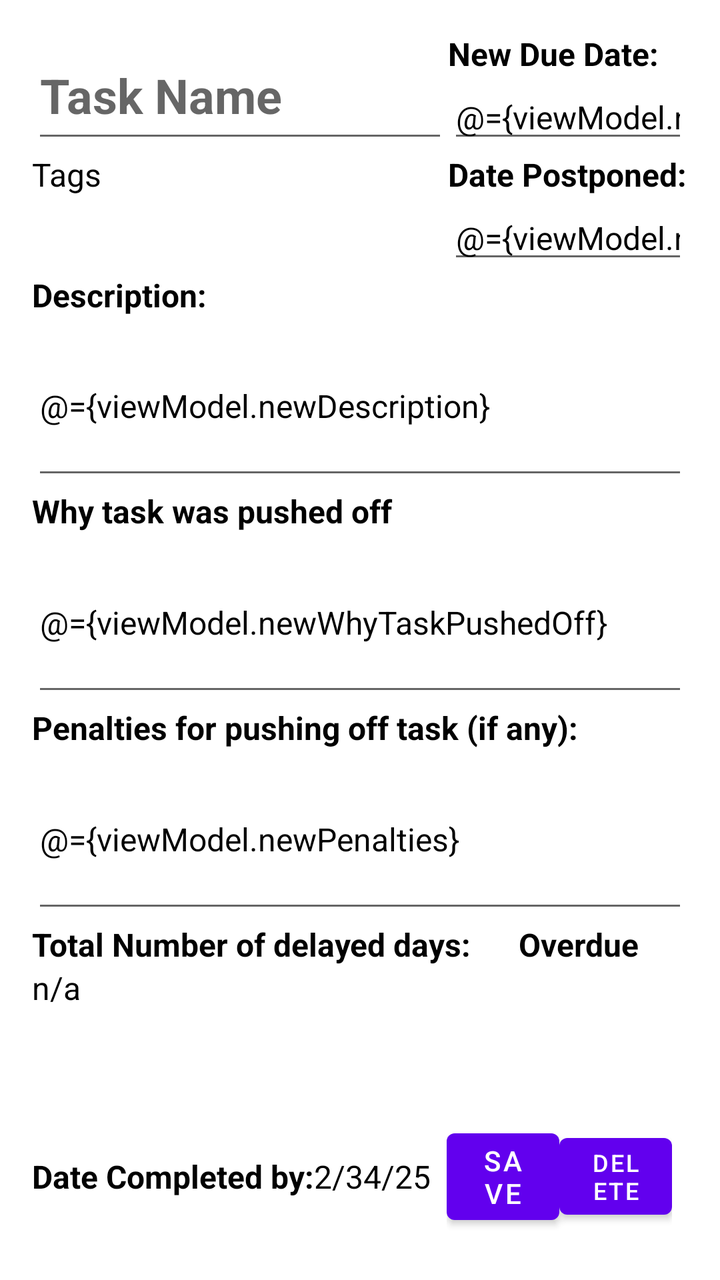
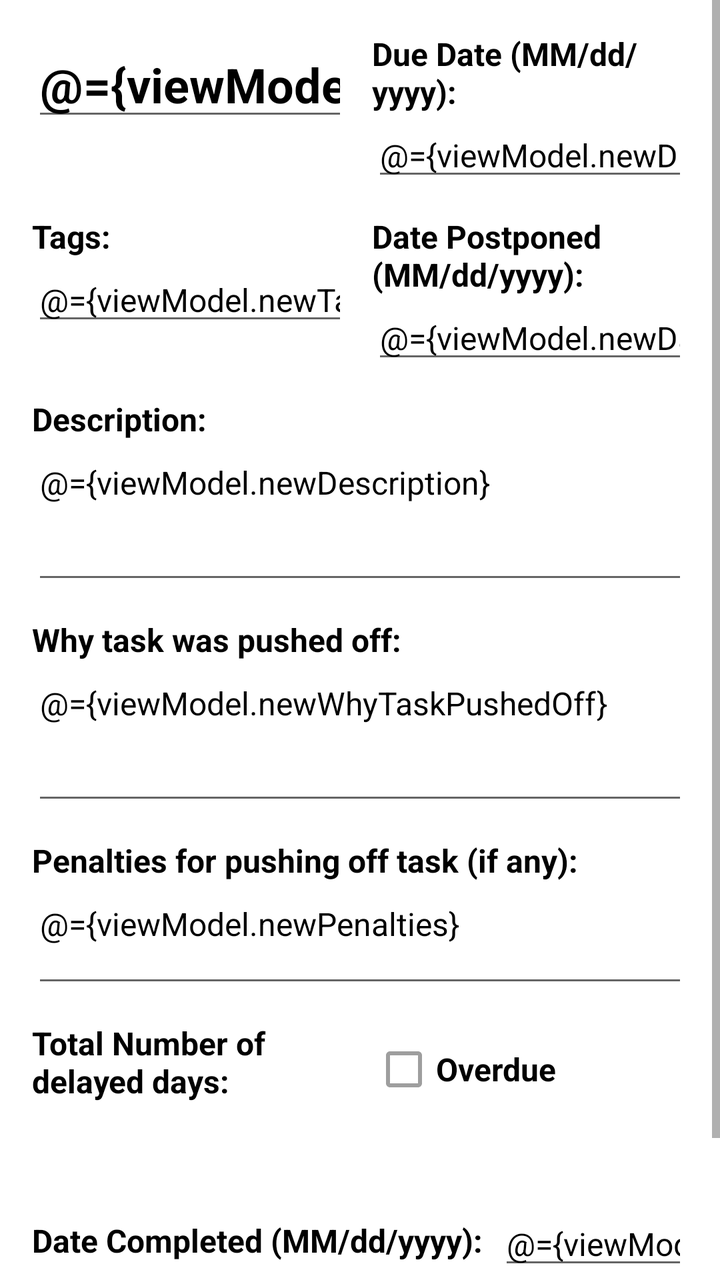

Before-and-after screenshots of an Android layout around one commit, followed by the original layout XML and the change that was made.
<!-- AndroidManifest.xml: application theme Theme.FutureMe -->
<!-- res/layout/fragment_add_edit_task.xml -->
<?xml version="1.0" encoding="utf-8"?>
<layout xmlns:android="http://schemas.android.com/apk/res/android"
    xmlns:tools="http://schemas.android.com/tools"
    tools:context=".addEditTaskFragment">

    <data>
        
        <variable
            name="viewModel"
            type="com.example.futureme.TasksViewModel" />
    </data>

    <LinearLayout
        android:layout_width="match_parent"
        android:layout_height="match_parent"
        android:orientation="vertical"
        android:padding="16dp">

        <LinearLayout
            android:layout_width="match_parent"
            android:layout_height="wrap_content"
            android:orientation="horizontal">

            
            <EditText
                android:id="@+id/addEditTaskName"
                android:layout_width="wrap_content"
                android:layout_height="match_parent"
                android:maxWidth="120dp"
                android:layout_weight="1"
                android:textStyle="bold"
                android:textSize="24sp"
                android:textColor="@color/black"
                android:inputType="text"
                android:hint="Task Name"
                android:text="@{viewModel.newTaskName}" />

            <LinearLayout
                android:layout_width="wrap_content"
                android:layout_height="wrap_content"
                android:orientation="vertical"
                android:minWidth="120dp">

                
                <TextView
                    android:layout_width="wrap_content"
                    android:layout_height="wrap_content"
                    android:layout_weight="1"
                    android:textStyle="bold"
                    android:textSize="16sp"
                    android:textColor="@color/black"
                    android:text="New Due Date:" />

                
                <EditText
                    android:id="@+id/addEditNewDueDate"
                    android:layout_width="match_parent"
                    android:layout_height="match_parent"
                    android:textStyle="normal"
                    android:textSize="16sp"
                    android:textColor="@color/black"
                    android:inputType="text"
                    android:hint="New Due Date"
                    android:text="@={viewModel.newDueDate}" />

            </LinearLayout>
        </LinearLayout>

        <LinearLayout
            android:layout_width="match_parent"
            android:layout_height="wrap_content"
            android:orientation="horizontal">

            
            <TextView
                android:id="@+id/tags"
                android:layout_width="match_parent"
                android:layout_height="match_parent"
                android:layout_weight="1"
                android:textStyle="normal"
                android:textSize="16sp"
                android:textColor="@color/black"
                android:text="Tags"/>

            <LinearLayout
                android:layout_width="wrap_content"
                android:layout_height="wrap_content"
                android:orientation="vertical"
                android:minWidth="120dp">

                
                <TextView
                    android:layout_width="wrap_content"
                    android:layout_height="wrap_content"
                    android:layout_weight="1"
                    android:textStyle="bold"
                    android:textSize="16sp"
                    android:textColor="@color/black"
                    android:text="Date Postponed:" />

                
                <EditText
                    android:id="@+id/datePostponed"
                    android:layout_width="match_parent"
                    android:layout_height="match_parent"
                    android:textStyle="normal"
                    android:textSize="16sp"
                    android:textColor="@color/black"
                    android:inputType="text"
                    android:hint="Date Postponed"
                    android:text="@={viewModel.newDatePostponed}" />

            </LinearLayout>

        </LinearLayout>

        
        <TextView
            android:layout_width="match_parent"
            android:layout_height="wrap_content"
            android:layout_weight="0"
            android:textStyle="bold"
            android:textSize="16sp"
            android:textColor="@color/black"
            android:text="Description:" />

        
        <EditText
            android:id="@+id/addEditDescription"
            android:layout_width="match_parent"
            android:layout_height="wrap_content"
            android:layout_weight="1"
            android:textStyle="normal"
            android:textSize="16sp"
            android:textColor="@color/black"
            android:inputType="textMultiLine"
            android:hint="Description goes here..."
            android:text="@={viewModel.newDescription}" />

        
        <TextView
            android:layout_width="match_parent"
            android:layout_height="wrap_content"
            android:layout_weight="0"
            android:textStyle="bold"
            android:textSize="16sp"
            android:textColor="@color/black"
            android:text="Why task was pushed off" />

        
        <EditText
            android:id="@+id/addEditWhyTaskPushedOff"
            android:layout_width="match_parent"
            android:layout_height="wrap_content"
            android:layout_weight="1"
            android:textStyle="normal"
            android:textSize="16sp"
            android:textColor="@color/black"
            android:inputType="textMultiLine"
            android:hint="Why task was pushed off"
            android:text="@={viewModel.newWhyTaskPushedOff}" />

        
        <TextView
            android:layout_width="match_parent"
            android:layout_height="wrap_content"
            android:layout_weight="0"
            android:textStyle="bold"
            android:textSize="16sp"
            android:textColor="@color/black"
            android:text="Penalties for pushing off task (if any):" />

        
        <EditText
            android:id="@+id/addEditPenalties"
            android:layout_width="match_parent"
            android:layout_height="wrap_content"
            android:layout_weight="1"
            android:textStyle="normal"
            android:textSize="16sp"
            android:textColor="@color/black"
            android:hint="Penalties for pushing off task (if any)"
            android:inputType="textMultiLine"
            android:text="@={viewModel.newPenalties}" />

        <LinearLayout
            android:layout_width="match_parent"
            android:layout_height="wrap_content"
            android:orientation="horizontal"
            android:layout_weight="1">

            <LinearLayout
                android:layout_width="wrap_content"
                android:layout_height="wrap_content"
                android:orientation="vertical"
                android:layout_weight="1">

                
                <TextView
                    android:layout_width="wrap_content"
                    android:layout_height="wrap_content"
                    android:textStyle="bold"
                    android:textSize="16sp"
                    android:textColor="@color/black"
                    android:text="Total Number of delayed days:" />

                
                <TextView
                    android:id="@+id/numDaysDelayed"
                    android:layout_width="match_parent"
                    android:layout_height="wrap_content"
                    android:layout_weight="1"
                    android:textStyle="normal"
                    android:textSize="16sp"
                    android:textColor="@color/black"
                    android:text="n/a" />
            </LinearLayout>

            
            <TextView
                android:id="@+id/overdueStatus"
                android:layout_width="wrap_content"
                android:layout_height="wrap_content"
                android:layout_weight="1"
                android:textStyle="bold"
                android:textSize="16sp"
                android:textColor="@color/black"
                android:text="Overdue"/>
        </LinearLayout>

        <LinearLayout
            android:layout_width="match_parent"
            android:layout_height="wrap_content"
            android:orientation="horizontal">

            
            <TextView
                android:layout_width="wrap_content"
                android:layout_height="wrap_content"
                android:layout_weight="0"
                android:layout_gravity="center_vertical"
                android:textStyle="bold"
                android:textSize="16sp"
                android:textColor="@color/black"
                android:text="Date Completed by:"/>

            
            <TextView
                android:id="@+id/dateCompleted"
                android:layout_width="wrap_content"
                android:layout_height="wrap_content"
                android:layout_weight="0"
                android:layout_gravity="center_vertical"
                android:textStyle="normal"
                android:textSize="16sp"
                android:textColor="@color/black"
                android:text="2/34/25"/>

            <LinearLayout
                android:layout_width="wrap_content"
                android:layout_height="wrap_content"
                android:padding="8dp"
                android:orientation="horizontal">

                
                <Button
                    android:id="@+id/saveButton"
                    android:layout_width="0dp"
                    android:layout_height="wrap_content"
                    android:layout_weight="1"
                    android:layout_gravity="center"
                    android:text="Save"
                    android:onClick="@{()->viewModel.addTask()}"/>

                
                <Button
                    android:id="@+id/deleteButton"
                    android:layout_width="0dp"
                    android:layout_height="wrap_content"
                    android:layout_weight="1"
                    android:layout_gravity="center"
                    android:textSize="12sp"
                    android:text="Delete" />

            </LinearLayout>
        </LinearLayout>
    </LinearLayout>
</layout>
<!-- resources referenced by this layout -->
<resources>
  <color name="black">#FF000000</color>
  <style name="Theme.FutureMe" parent="Base.Theme.FutureMe" />
  <style name="Base.Theme.FutureMe" parent="Theme.MaterialComponents.DayNight.NoActionBar">
          
          
      </style>
</resources>

<!-- the commit's change to res/layout/fragment_add_edit_task.xml (unified diff, before → after) -->
@@ -1,288 +1,301 @@
 <?xml version="1.0" encoding="utf-8"?>
 <layout xmlns:android="http://schemas.android.com/apk/res/android"
-    xmlns:tools="http://schemas.android.com/tools"
-    tools:context=".addEditTaskFragment">
+    xmlns:tools="http://schemas.android.com/tools">
 
     <data>
-        
         <variable
             name="viewModel"
             type="com.example.futureme.TasksViewModel" />
     </data>
 
-    <LinearLayout
+    <ScrollView
         android:layout_width="match_parent"
         android:layout_height="match_parent"
-        android:orientation="vertical"
-        android:padding="16dp">
+        tools:context=".AddEditTaskFragment">
 
         <LinearLayout
             android:layout_width="match_parent"
             android:layout_height="wrap_content"
-            android:orientation="horizontal">
-
-            
+            android:orientation="vertical"
+            android:padding="16dp">
+
+            
+            <LinearLayout
+                android:layout_width="match_parent"
+                android:layout_height="wrap_content"
+                android:orientation="horizontal"
+                android:layout_marginBottom="12dp">
+
+                <EditText
+                    android:id="@+id/addEditTaskName"
+                    android:layout_width="0dp"
+                    android:layout_height="wrap_content"
+                    android:layout_weight="1"
+                    android:layout_marginEnd="12dp"
+                    android:hint="Task Name"
+                    android:inputType="text"
+                    android:text="@={viewModel.newTaskName}"
+                    android:textColor="@color/black"
+                    android:textSize="24sp"
+                    android:textStyle="bold" />
+
+                <LinearLayout
+                    android:layout_width="0dp"
+                    android:layout_height="wrap_content"
+                    android:layout_weight="1"
+                    android:orientation="vertical">
+
+                    <TextView
+                        android:layout_width="wrap_content"
+                        android:layout_height="wrap_content"
+                        android:text="Due Date (MM/dd/yyyy):"
+                        android:textColor="@color/black"
+                        android:textSize="16sp"
+                        android:textStyle="bold" />
+
+                    <EditText
+                        android:id="@+id/addEditNewDueDate"
+                        android:layout_width="match_parent"
+                        android:layout_height="wrap_content"
+                        android:hint="03/24/2026"
+                        android:inputType="text"
+                        android:text="@={viewModel.newDueDate}"
+                        android:textColor="@color/black"
+                        android:textSize="16sp" />
+                </LinearLayout>
+            </LinearLayout>
+
+            
+            <LinearLayout
+                android:layout_width="match_parent"
+                android:layout_height="wrap_content"
+                android:orientation="horizontal"
+                android:layout_marginBottom="12dp">
+
+                <LinearLayout
+                    android:layout_width="0dp"
+                    android:layout_height="wrap_content"
+                    android:layout_weight="1"
+                    android:orientation="vertical"
+                    android:layout_marginEnd="12dp">
+
+                    <TextView
+                        android:layout_width="wrap_content"
+                        android:layout_height="wrap_content"
+                        android:text="Tags:"
+                        android:textColor="@color/black"
+                        android:textSize="16sp"
+                        android:textStyle="bold" />
+
+                    <EditText
+                        android:id="@+id/addEditTags"
+                        android:layout_width="match_parent"
+                        android:layout_height="wrap_content"
+                        android:hint="Tags"
+                        android:inputType="text"
+                        android:text="@={viewModel.newTags}"
+                        android:textColor="@color/black"
+                        android:textSize="16sp" />
+                </LinearLayout>
+
+                <LinearLayout
+                    android:layout_width="0dp"
+                    android:layout_height="wrap_content"
+                    android:layout_weight="1"
+                    android:orientation="vertical">
+
+                    <TextView
+                        android:layout_width="wrap_content"
+                        android:layout_height="wrap_content"
+                        android:text="Date Postponed (MM/dd/yyyy):"
+                        android:textColor="@color/black"
+                        android:textSize="16sp"
+                        android:textStyle="bold" />
+
+                    <EditText
+                        android:id="@+id/datePostponed"
+                        android:layout_width="match_parent"
+                        android:layout_height="wrap_content"
+                        android:hint="03/30/2026"
+                        android:inputType="text"
+                        android:text="@={viewModel.newDatePostponed}"
+                        android:textColor="@color/black"
+                        android:textSize="16sp" />
+                </LinearLayout>
+            </LinearLayout>
+
+            
+            <TextView
+                android:layout_width="match_parent"
+                android:layout_height="wrap_content"
+                android:text="Description:"
+                android:textColor="@color/black"
+                android:textSize="16sp"
+                android:textStyle="bold" />
+
             <EditText
-                android:id="@+id/addEditTaskName"
-                android:layout_width="wrap_content"
-                android:layout_height="match_parent"
-                android:maxWidth="120dp"
-                android:layout_weight="1"
-                android:textStyle="bold"
-                android:textSize="24sp"
-                android:textColor="@color/black"
-                android:inputType="text"
-                android:hint="Task Name"
-                android:text="@{viewModel.newTaskName}" />
-
-            <LinearLayout
-                android:layout_width="wrap_content"
-                android:layout_height="wrap_content"
-                android:orientation="vertical"
-                android:minWidth="120dp">
-
-                
+                android:id="@+id/addEditDescription"
+                android:layout_width="match_parent"
+                android:layout_height="wrap_content"
+                android:layout_marginBottom="12dp"
+                android:gravity="top|start"
+                android:hint="Description goes here..."
+                android:inputType="textMultiLine"
+                android:minLines="3"
+                android:text="@={viewModel.newDescription}"
+                android:textColor="@color/black"
+                android:textSize="16sp" />
+
+            
+            <TextView
+                android:layout_width="match_parent"
+                android:layout_height="wrap_content"
+                android:text="Why task was pushed off:"
+                android:textColor="@color/black"
+                android:textSize="16sp"
+                android:textStyle="bold" />
+
+            <EditText
+                android:id="@+id/addEditWhyTaskPushedOff"
+                android:layout_width="match_parent"
+                android:layout_height="wrap_content"
+                android:layout_marginBottom="12dp"
+                android:gravity="top|start"
+                android:hint="Why task was pushed off"
+                android:inputType="textMultiLine"
+                android:minLines="3"
+                android:text="@={viewModel.newWhyTaskPushedOff}"
+                android:textColor="@color/black"
+                android:textSize="16sp" />
+
+            
+            <TextView
+                android:layout_width="match_parent"
+                android:layout_height="wrap_content"
+                android:text="Penalties for pushing off task (if any):"
+                android:textColor="@color/black"
+                android:textSize="16sp"
+                android:textStyle="bold" />
+
+            <EditText
+                android:id="@+id/addEditPenalties"
+                android:layout_width="match_parent"
+                android:layout_height="wrap_content"
+                android:layout_marginBottom="12dp"
+                android:gravity="top|start"
+                android:hint="Penalties for pushing off task (if any)"
+                android:inputType="textMultiLine"
+                android:minLines="2"
+                android:text="@={viewModel.newPenalties}"
+                android:textColor="@color/black"
+                android:textSize="16sp" />
+
+            
+            <LinearLayout
+                android:layout_width="match_parent"
+                android:layout_height="wrap_content"
+                android:orientation="horizontal"
+                android:layout_marginBottom="12dp">
+
+                <LinearLayout
+                    android:layout_width="0dp"
+                    android:layout_height="wrap_content"
+                    android:layout_weight="1"
+                    android:orientation="vertical"
+                    android:layout_marginEnd="12dp">
+
+                    <TextView
+                        android:layout_width="wrap_content"
+                        android:layout_height="wrap_content"
+                        android:text="Total Number of delayed days:"
+                        android:textColor="@color/black"
+                        android:textSize="16sp"
+                        android:textStyle="bold" />
+
+                    
+                    <TextView
+                        android:id="@+id/numDaysDelayed"
+                        android:layout_width="match_parent"
+                        android:layout_height="wrap_content"
+                        android:paddingTop="8dp"
+                        android:paddingBottom="8dp"
+                        android:text="@{viewModel.newNumDaysDelayed}"
+                        android:textColor="@color/black"
+                        android:textSize="16sp" />
+                </LinearLayout>
+
+                <LinearLayout
+                    android:layout_width="0dp"
+                    android:layout_height="wrap_content"
+                    android:layout_weight="1"
+                    android:orientation="vertical">
+
+                    
+                    <CheckBox
+                        android:id="@+id/overdueStatus"
+                        android:layout_width="wrap_content"
+                        android:layout_height="wrap_content"
+                        android:checked="@{viewModel.newOverdueStatus}"
+                        android:enabled="false"
+                        android:text="Overdue"
+                        android:textColor="@color/black"
+                        android:textSize="16sp"
+                        android:textStyle="bold" />
+                </LinearLayout>
+            </LinearLayout>
+
+            
+            <LinearLayout
+                android:layout_width="match_parent"
+                android:layout_height="wrap_content"
+                android:orientation="horizontal"
+                android:layout_marginBottom="16dp">
+
                 <TextView
                     android:layout_width="wrap_content"
                     android:layout_height="wrap_content"
-                    android:layout_weight="1"
-                    android:textStyle="bold"
+                    android:layout_gravity="center_vertical"
+                    android:text="Date Completed (MM/dd/yyyy):"
+                    android:textColor="@color/black"
                     android:textSize="16sp"
+                    android:textStyle="bold" />
+
+                <EditText
+                    android:id="@+id/dateCompleted"
+                    android:layout_width="0dp"
+                    android:layout_height="wrap_content"
+                    android:layout_weight="1"
+                    android:layout_marginStart="8dp"
+                    android:hint="04/02/2026"
+                    android:inputType="text"
+                    android:text="@={viewModel.newDateCompleted}"
                     android:textColor="@color/black"
-                    android:text="New Due Date:" />
-
-                
-                <EditText
-                    android:id="@+id/addEditNewDueDate"
-                    android:layout_width="match_parent"
-                    android:layout_height="match_parent"
-                    android:textStyle="normal"
-                    android:textSize="16sp"
-                    android:textColor="@color/black"
-                    android:inputType="text"
-                    android:hint="New Due Date"
-                    android:text="@={viewModel.newDueDate}" />
-
-            </LinearLayout>
-        </LinearLayout>
-
-        <LinearLayout
-            android:layout_width="match_parent"
-            android:layout_height="wrap_content"
-            android:orientation="horizontal">
-
-            
-            <TextView
-                android:id="@+id/tags"
-                android:layout_width="match_parent"
-                android:layout_height="match_parent"
-                android:layout_weight="1"
-                android:textStyle="normal"
-                android:textSize="16sp"
-                android:textColor="@color/black"
-                android:text="Tags"/>
-
-            <LinearLayout
-                android:layout_width="wrap_content"
-                android:layout_height="wrap_content"
-                android:orientation="vertical"
-                android:minWidth="120dp">
-
-                
-                <TextView
-                    android:layout_width="wrap_content"
-                    android:layout_height="wrap_content"
-                    android:layout_weight="1"
-                    android:textStyle="bold"
-                    android:textSize="16sp"
-                    android:textColor="@color/black"
-                    android:text="Date Postponed:" />
-
-                
-                <EditText
-                    android:id="@+id/datePostponed"
-                    android:layout_width="match_parent"
-                    android:layout_height="match_parent"
-                    android:textStyle="normal"
-                    android:textSize="16sp"
-                    android:textColor="@color/black"
-                    android:inputType="text"
-                    android:hint="Date Postponed"
-                    android:text="@={viewModel.newDatePostponed}" />
-
-            </LinearLayout>
-
-        </LinearLayout>
-
-        
-        <TextView
-            android:layout_width="match_parent"
-            android:layout_height="wrap_content"
-            android:layout_weight="0"
-            android:textStyle="bold"
-            android:textSize="16sp"
-            android:textColor="@color/black"
-            android:text="Description:" />
-
-        
-        <EditText
-            android:id="@+id/addEditDescription"
-            android:layout_width="match_parent"
-            android:layout_height="wrap_content"
-            android:layout_weight="1"
-            android:textStyle="normal"
-            android:textSize="16sp"
-            android:textColor="@color/black"
-            android:inputType="textMultiLine"
-            android:hint="Description goes here..."
-            android:text="@={viewModel.newDescription}" />
-
-        
-        <TextView
-            android:layout_width="match_parent"
-            android:layout_height="wrap_content"
-            android:layout_weight="0"
-            android:textStyle="bold"
-            android:textSize="16sp"
-            android:textColor="@color/black"
-            android:text="Why task was pushed off" />
-
-        
-        <EditText
-            android:id="@+id/addEditWhyTaskPushedOff"
-            android:layout_width="match_parent"
-            android:layout_height="wrap_content"
-            android:layout_weight="1"
-            android:textStyle="normal"
-            android:textSize="16sp"
-            android:textColor="@color/black"
-            android:inputType="textMultiLine"
-            android:hint="Why task was pushed off"
-            android:text="@={viewModel.newWhyTaskPushedOff}" />
-
-        
-        <TextView
-            android:layout_width="match_parent"
-            android:layout_height="wrap_content"
-            android:layout_weight="0"
-            android:textStyle="bold"
-            android:textSize="16sp"
-            android:textColor="@color/black"
-            android:text="Penalties for pushing off task (if any):" />
-
-        
-        <EditText
-            android:id="@+id/addEditPenalties"
-            android:layout_width="match_parent"
-            android:layout_height="wrap_content"
-            android:layout_weight="1"
-            android:textStyle="normal"
-            android:textSize="16sp"
-            android:textColor="@color/black"
-            android:hint="Penalties for pushing off task (if any)"
-            android:inputType="textMultiLine"
-            android:text="@={viewModel.newPenalties}" />
-
-        <LinearLayout
-            android:layout_width="match_parent"
-            android:layout_height="wrap_content"
-            android:orientation="horizontal"
-            android:layout_weight="1">
-
-            <LinearLayout
-                android:layout_width="wrap_content"
-                android:layout_height="wrap_content"
-                android:orientation="vertical"
-                android:layout_weight="1">
-
-                
-                <TextView
-                    android:layout_width="wrap_content"
-                    android:layout_height="wrap_content"
-                    android:textStyle="bold"
-                    android:textSize="16sp"
-                    android:textColor="@color/black"
-                    android:text="Total Number of delayed days:" />
-
-                
-                <TextView
-                    android:id="@+id/numDaysDelayed"
-                    android:layout_width="match_parent"
-                    android:layout_height="wrap_content"
-                    android:layout_weight="1"
-                    android:textStyle="normal"
-                    android:textSize="16sp"
-                    android:textColor="@color/black"
-                    android:text="n/a" />
-            </LinearLayout>
-
-            
-            <TextView
-                android:id="@+id/overdueStatus"
-                android:layout_width="wrap_content"
-                android:layout_height="wrap_content"
-                android:layout_weight="1"
-                android:textStyle="bold"
-                android:textSize="16sp"
-                android:textColor="@color/black"
-                android:text="Overdue"/>
-        </LinearLayout>
-
-        <LinearLayout
-            android:layout_width="match_parent"
-            android:layout_height="wrap_content"
-            android:orientation="horizontal">
-
-            
-            <TextView
-                android:layout_width="wrap_content"
-                android:layout_height="wrap_content"
-                android:layout_weight="0"
-                android:layout_gravity="center_vertical"
-                android:textStyle="bold"
-                android:textSize="16sp"
-                android:textColor="@color/black"
-                android:text="Date Completed by:"/>
-
-            
-            <TextView
-                android:id="@+id/dateCompleted"
-                android:layout_width="wrap_content"
-                android:layout_height="wrap_content"
-                android:layout_weight="0"
-                android:layout_gravity="center_vertical"
-                android:textStyle="normal"
-                android:textSize="16sp"
-                android:textColor="@color/black"
-                android:text="2/34/25"/>
-
-            <LinearLayout
-                android:layout_width="wrap_content"
-                android:layout_height="wrap_content"
-                android:padding="8dp"
+                    android:textSize="16sp" />
+            </LinearLayout>
+
+            
+            <LinearLayout
+                android:layout_width="match_parent"
+                android:layout_height="wrap_content"
                 android:orientation="horizontal">
 
-                
                 <Button
                     android:id="@+id/saveButton"
                     android:layout_width="0dp"
                     android:layout_height="wrap_content"
                     android:layout_weight="1"
-                    android:layout_gravity="center"
-                    android:text="Save"
-                    android:onClick="@{()->viewModel.addTask()}"/>
-
-                
+                    android:layout_marginEnd="8dp"
+                    android:text="Save" />
+
                 <Button
                     android:id="@+id/deleteButton"
                     android:layout_width="0dp"
                     android:layout_height="wrap_content"
                     android:layout_weight="1"
-                    android:layout_gravity="center"
-                    android:textSize="12sp"
-                    android:text="Delete" />
-
-            </LinearLayout>
+                    android:text="Delete"
+                    android:textSize="12sp" />
+            </LinearLayout>
+
         </LinearLayout>
-    </LinearLayout>
+    </ScrollView>
 </layout>
